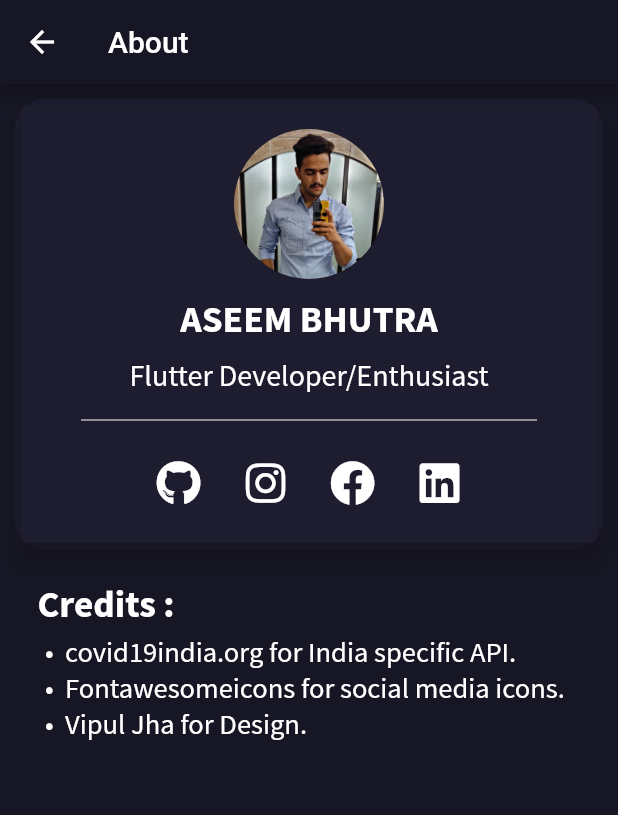
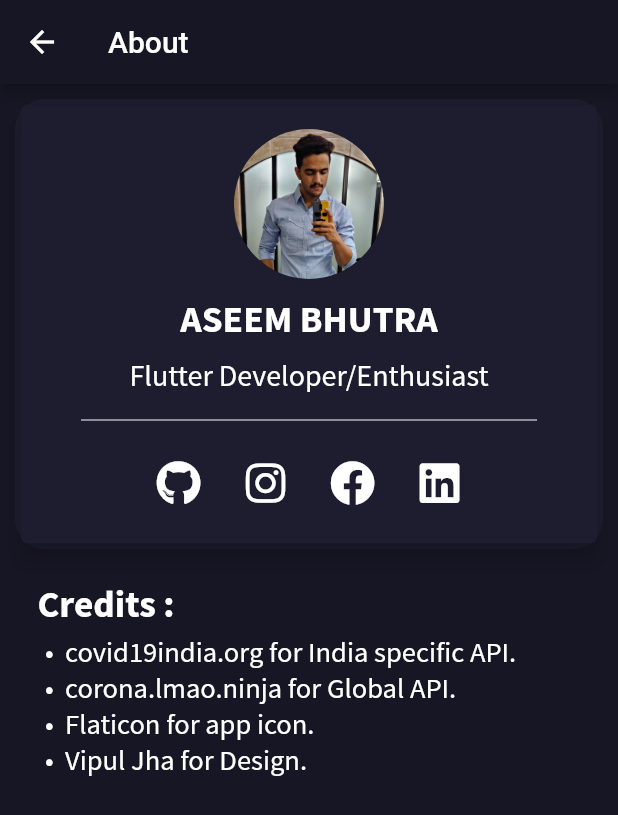
Before and after one commit to AseemBhutra/Covid19-Status-Flutter, a Flutter app: the screen it shows after launch, after a tap on the "info outline" icon, on a phone screen of 412 x 824 dp. Shown: the top 815 px of the screen. Run offline on Flutter 3.47's test engine with Material 2 defaults, Android fonts, the light colour scheme and no system bars; our stand-ins replace font_awesome_flutter, pie_chart, simple_animations; network calls fail.

Commit message:
changed app icon, fixed some bugs

```diff
--- a/lib/Screens/informationScreen.dart
+++ b/lib/Screens/informationScreen.dart
@@ -129,7 +129,7 @@ class InformationScreen extends StatelessWidget {
               margin: EdgeInsets.only(left: 30.0,right: 5.0),
               child: Align(
                 alignment: Alignment.centerLeft,
-                child: FadeAnimation(1.4,Text('$bullet covid19india.org for India specific API.\n$bullet Fontawesomeicons for social media icons.\n$bullet Vipul Jha for Design.',
+                child: FadeAnimation(1.4,Text('$bullet covid19india.org for India specific API.\n$bullet corona.lmao.ninja for Global API.\n$bullet Flaticon for app icon.\n$bullet Vipul Jha for Design.',
                   style: TextStyle(
                     fontSize: 19.0,
                     fontFamily: 'SourceSansPro',
--- a/lib/Screens/loadingscreen.dart
+++ b/lib/Screens/loadingscreen.dart
@@ -37,18 +37,25 @@ class _LoadingscreenState extends State<Loadingscreen> {
            //crossAxisAlignment: CrossAxisAlignment.center,
            mainAxisAlignment: MainAxisAlignment.center,
            children: <Widget>[
+             Container(height: MediaQuery.of(context).size.height/3,),
+             Container(
+               height: MediaQuery.of(context).size.height/3,
+
+               child: Column(
+                 mainAxisAlignment: MainAxisAlignment.center,
+                 children: <Widget>[
                    Center(
                      child: Container(
-                 child: Image.asset('images/abc.png',
-                 height: 250,
-                 width: 250,),
+                       child: Image.asset('images/ab.png',
+                       height: 150,
+                       width: 150,),
                      ),
                    ),
-             //Padding(padding: EdgeInsets.only(top: 20.0)),
+                   SizedBox(height: 10,),
                    Text(
                      'Covid-19 Status',
                      style: TextStyle(
-                 fontSize: 20.0,
+                       fontSize: 25.0,
                        color: Colors.white,
                      ),
                    ),
@@ -60,6 +67,11 @@ class _LoadingscreenState extends State<Loadingscreen> {
                        color: Colors.white,
                      ),
                    ),
+
+                 ],
+               ),
+             ),
+             //Padding(padding: EdgeInsets.only(top: 20.0)),
 
              //Padding(padding: EdgeInsets.only(bottom: 120.0),),
 
@@ -77,7 +89,7 @@ class _LoadingscreenState extends State<Loadingscreen> {
                        fontFamily: 'SourceSansPro',
                      ),
                    ),
-                   SizedBox(height: 10,),
+                   SizedBox(height: 8,),
                    Text(
                      'Developed by Aseem Bhutra',
                      style: TextStyle(
@@ -85,6 +97,7 @@ class _LoadingscreenState extends State<Loadingscreen> {
                        fontFamily: 'SourceSansPro',
                      ),
                    ),
+                   Padding(padding: EdgeInsets.only(bottom: 30.0),),
                  ],
                ),
              ),
```
Also changed, not shown: lib/Screens/Country_Data.dart (+7 -4 lines), lib/Screens/Statescreen.dart (+3 -6 lines), lib/Screens/history.dart (+7 -7 lines), images/ab.png (added), 6 other files. Lines whose indentation alone changed are shown as unchanged.
